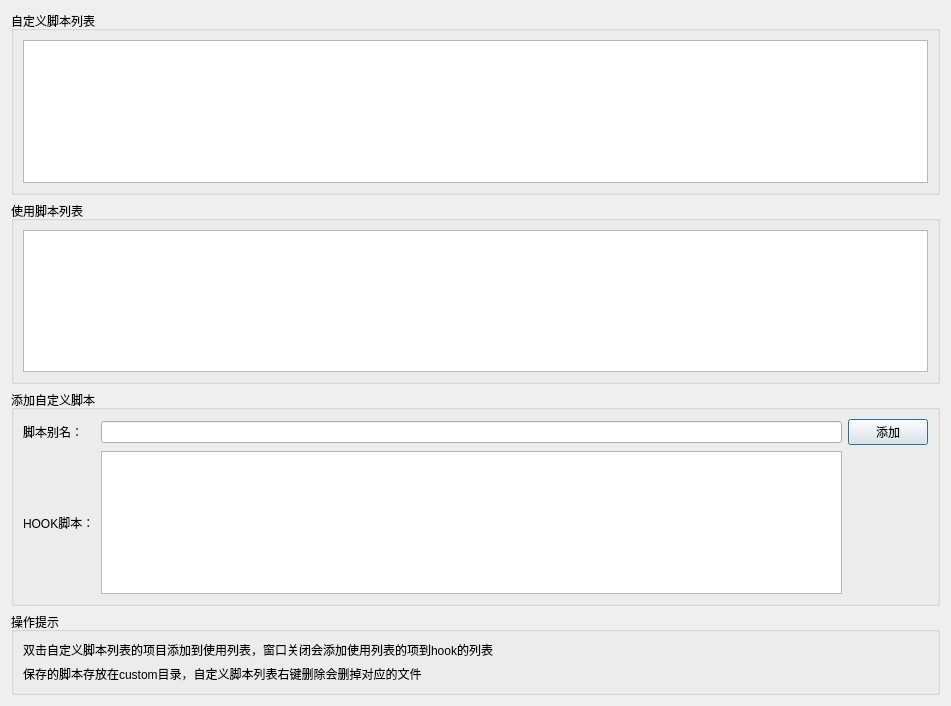
This is ui/custom.ui in dqzg12300/fridaUiTools as Qt 5 draws it before an edit. The edited form follows.
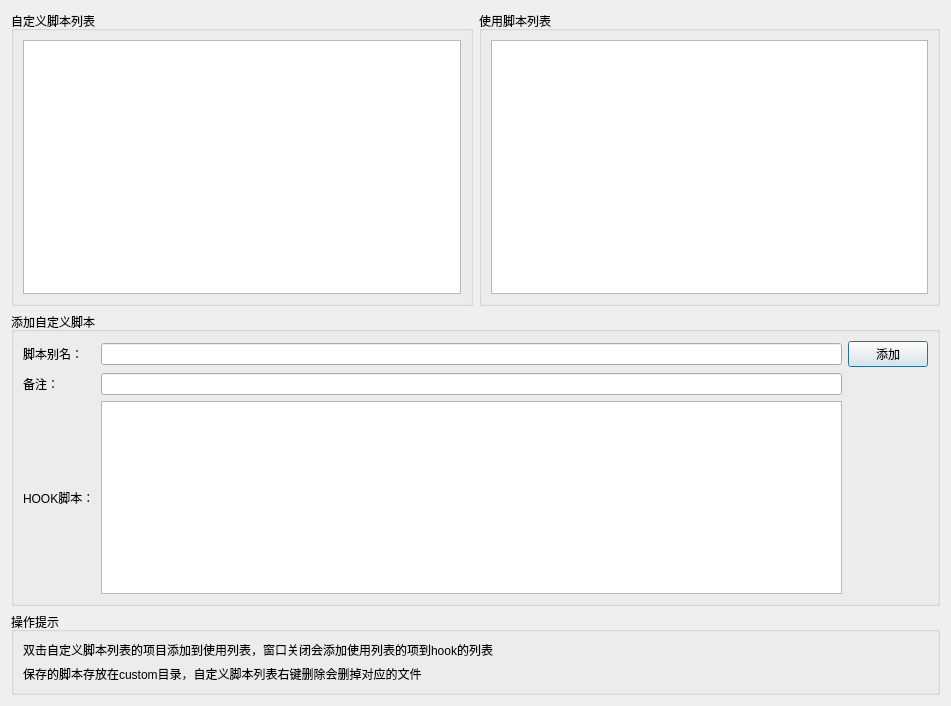
This is the edited form.

Commit message: 增加custom自定义相关。还未完成

Diff of the .ui file:
```diff
--- a/ui/custom.ui
+++ b/ui/custom.ui
@@ -26,7 +26,7 @@
      </layout>
     </widget>
    </item>
-   <item row="1" column="0">
+   <item row="0" column="1">
     <widget class="QGroupBox" name="groupBox_3">
      <property name="title">
       <string>使用脚本列表</string>
@@ -38,43 +38,53 @@
      </layout>
     </widget>
    </item>
-   <item row="2" column="0">
+   <item row="2" column="0" colspan="2">
     <widget class="QGroupBox" name="groupBox_2">
      <property name="title">
       <string>添加自定义脚本</string>
      </property>
      <layout class="QGridLayout" name="gridLayout_3">
-      <item row="0" column="0">
-       <widget class="QLabel" name="label">
-        <property name="text">
-         <string>脚本别名：</string>
-        </property>
-       </widget>
-      </item>
-      <item row="0" column="1">
-       <widget class="QLineEdit" name="txtJsName"/>
-      </item>
-      <item row="0" column="2">
+      <item row="0" column="4">
        <widget class="QPushButton" name="btnSubmit">
         <property name="text">
          <string>添加</string>
         </property>
        </widget>
       </item>
-      <item row="1" column="0">
+      <item row="2" column="3">
+       <widget class="QPlainTextEdit" name="txtJsData"/>
+      </item>
+      <item row="0" column="0">
+       <widget class="QLabel" name="label">
+        <property name="text">
+         <string>脚本别名：</string>
+        </property>
+       </widget>
+      </item>
+      <item row="2" column="0">
        <widget class="QLabel" name="label_2">
         <property name="text">
          <string>HOOK脚本：</string>
         </property>
        </widget>
       </item>
-      <item row="1" column="1">
-       <widget class="QPlainTextEdit" name="txtJsData"/>
+      <item row="0" column="3">
+       <widget class="QLineEdit" name="txtJsName"/>
+      </item>
+      <item row="1" column="0">
+       <widget class="QLabel" name="label_5">
+        <property name="text">
+         <string>备注：</string>
+        </property>
+       </widget>
+      </item>
+      <item row="1" column="3">
+       <widget class="QLineEdit" name="txtBak"/>
       </item>
      </layout>
     </widget>
    </item>
-   <item row="3" column="0">
+   <item row="3" column="0" colspan="2">
     <widget class="QGroupBox" name="groupBox_4">
      <property name="title">
       <string>操作提示</string>
```
The commit also changes 6 other files.
